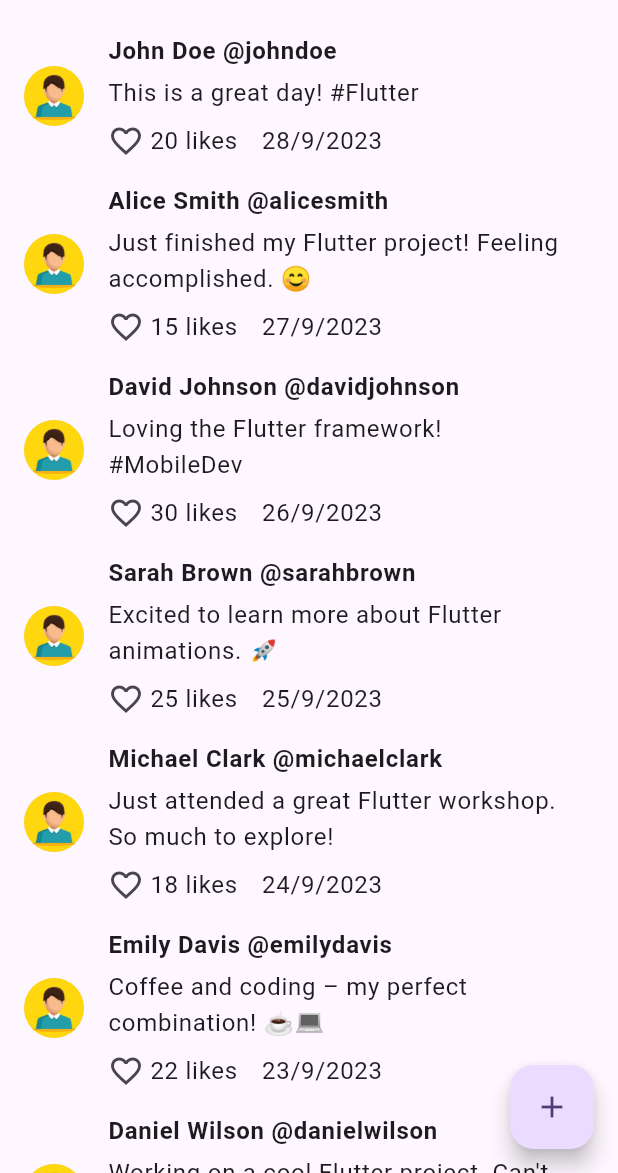
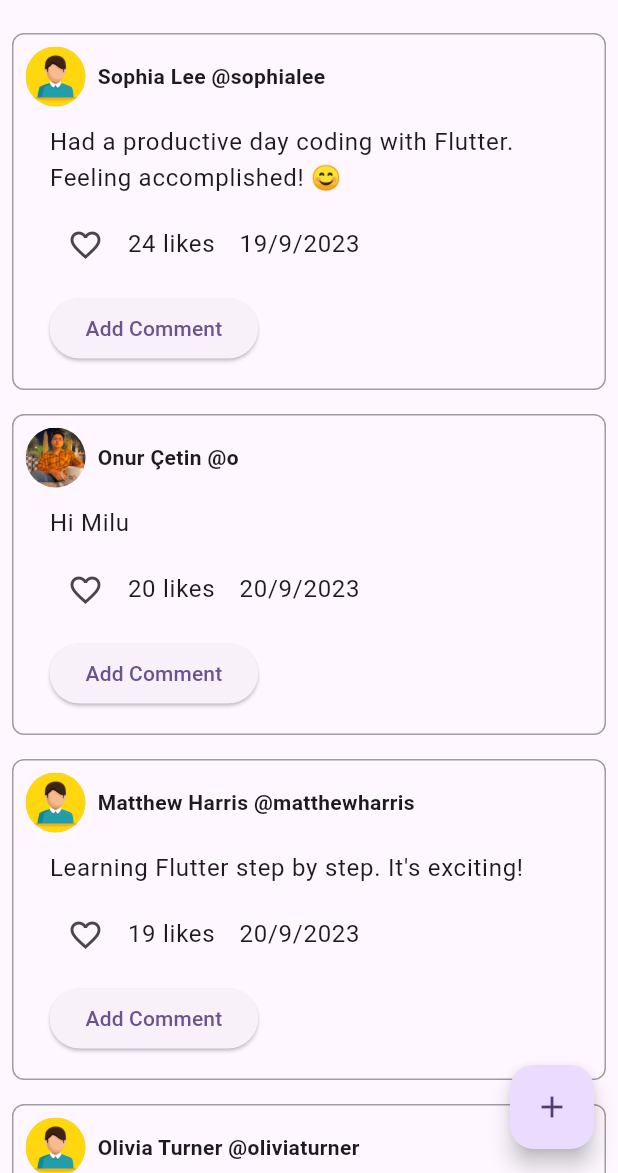
Before and after one commit to 10urcetin/FeedApp, a Flutter app: the FloodPage screen opened directly, on a phone screen of 412 x 824 dp, the part 63-1236 px from its top. Run offline on Flutter 3.47's test engine with Material 2 defaults, Android fonts, the phone set to English and light mode, and no system bars; our stand-ins replace cloud_firestore, firebase_auth, firebase_core, flutter_login; accounts and stored records are empty.

Commit message:
comment for tweet

```diff
--- a/lib/pages/flood_page.dart
+++ b/lib/pages/flood_page.dart
@@ -1,3 +1,4 @@
+import 'package:feedapp/pages/comment_dialog.dart';
 import 'package:feedapp/pages/create_page.dart';
 import 'package:flutter/material.dart';
 import 'package:cloud_firestore/cloud_firestore.dart';
@@ -8,8 +9,13 @@ class Tweet {
   final String username;
   final String handle;
   final String tweet;
-  final int likeCount;
+  int likeCount;
   final DateTime date;
+  bool isLiked; // Beğenilip beğenilmediği
+  List<Comment> comments; // Yorumlar
+
+
+
 
 
     Tweet({
@@ -19,8 +25,22 @@ class Tweet {
     required this.tweet,
     required this.likeCount,
     required this.date,
+    this.isLiked = false,
+    List<Comment>? comments, // Varsayılan değer kaldırıldı
+  }) : comments = comments ?? []; // comments null ise boş liste ile başlat
+}
+
+
+class Comment {
+  final String username;
+  final String text;
+
+  Comment({
+    required this.username,
+    required this.text,
   });
 }
+
 
 
 class FloodPage extends StatefulWidget {
@@ -31,7 +51,17 @@ class FloodPage extends StatefulWidget {
 class _FloodPage extends State<FloodPage> {
   final FirebaseFirestore _firestore = FirebaseFirestore.instance;
 
+
+
  List<Tweet> tweets = [
+   Tweet(
+    avatar: 'assets/images/pp.jpeg',
+    username: 'Onur Çetin',
+    handle: '@o',
+    tweet: 'Hi Milu',
+    likeCount: 20,
+    date: DateTime(2023, 9, 20),
+  ),
   Tweet(
     avatar: 'assets/images/60111.jpeg',
     username: 'John Doe',
@@ -160,10 +190,29 @@ Future<List<Tweet>> getTweets() async {
     return [];
   }
 }
+  // Beğeni işlemini gerçekleştirmek için işlev
+  void toggleLike(int index) {
+    setState(() {
+      if (tweets[index].isLiked) {
+        tweets[index].likeCount--;
+        tweets[index].isLiked = false;
+      } else {
+        tweets[index].likeCount++;
+        tweets[index].isLiked = true;
+      }
+    });
+  }
+  // Yorum eklemek için bir işlev ekleyin
+void addComment(int index, Comment comment) {
+  setState(() {
+    tweets[index].comments.addAll([comment]);
+  });
+}
+
 @override
 Widget build(BuildContext context) {
   // Tweetleri tarihe göre sırala
-  tweets.sort((a, b) => b.date.compareTo(a.date));
+  tweets.sort((a, b) => a.date.compareTo(b.date));
 
           return Scaffold(
   appBar: AppBar(
@@ -173,23 +222,49 @@ Widget build(BuildContext context) {
     scrollDirection: Axis.vertical,
     itemCount: tweets.length,
     itemBuilder: (context, index) {
-        return ListTile(
-          leading: CircleAvatar(
+      return Container(
+  decoration: BoxDecoration(
+    border: Border.all(
+      color: Colors.grey, // Sınırların rengi
+      width: 1.0,          // Sınırların kalınlığı
+    ),
+    borderRadius: BorderRadius.all(Radius.circular(8.0)), // Köşeleri yuvarlama
+  ),
+  margin: EdgeInsets.all(8.0), // Tweet aralarında boşluk bırak
+  padding: EdgeInsets.all(8.0), // Tweet içeriğine iç boşluk bırak
+  child: Column(
+    crossAxisAlignment: CrossAxisAlignment.start,
+    children: [
+      Row(
+        children: [
+          CircleAvatar(
             backgroundImage: AssetImage(tweets[index].avatar),
           ),
-          title: Column(
-            crossAxisAlignment: CrossAxisAlignment.start,
-            children: [
+          SizedBox(width: 8.0), // CircleAvatar ile username arasında boşluk ekler
           Text(
             '${tweets[index].username} ${tweets[index].handle}',
             style: TextStyle(fontWeight: FontWeight.bold),
           ),
+        ],
+      ),
+      ListTile(
+        title: Column(
+          crossAxisAlignment: CrossAxisAlignment.start,
+          children: [
             SizedBox(height: 4.0),
             Text(tweets[index].tweet),
             SizedBox(height: 8.0),
             Row(
               children: [
-                  Icon(Icons.favorite_border),
+                IconButton(
+                  icon: tweets[index].isLiked
+                      ? Icon(Icons.favorite, color: Colors.red)
+                      : Icon(Icons.favorite_border),
+                  onPressed: () {
+                    // Beğeni butonuna basıldığında beğeni işlemini gerçekleştir
+                    toggleLike(index);
+                  },
+                ),
                 SizedBox(width: 4.0),
                 Text('${tweets[index].likeCount} likes'),
                 SizedBox(width: 16.0),
@@ -197,6 +272,43 @@ Widget build(BuildContext context) {
                   '${tweets[index].date.day}/${tweets[index].date.month}/${tweets[index].date.year}',
                 ),
               ],
+            ),
+            SizedBox(height: 8.0),
+            // Yorumları göster
+            if (tweets[index].comments.isNotEmpty)
+              Column(
+                crossAxisAlignment: CrossAxisAlignment.start,
+                children: [
+                  Text(
+                    'Comments:',
+                    style: TextStyle(
+                      fontWeight: FontWeight.bold,
+                      color: Colors.grey,
+                    ),
+                  ),
+                  for (final comment in tweets[index].comments)
+                    Text(
+                      '${comment.username}: ${comment?.text}',
+                      style: TextStyle(color: Colors.grey),
+                    ),
+                ],
+              ),
+                  // Yorum eklemek için bir düğme ekleyin
+                  ElevatedButton(
+                    onPressed: () async {
+                      final Comment? newComment = await showDialog<Comment>(
+                        context: context,
+                        builder: (context) => CommentDialog(),
+                      );
+                      if (newComment != null) {
+                        // Yorum eklemek için işlevi çağırın
+                        addComment(index, newComment);
+                      }
+                    },
+                    child: Text('Add Comment'),
+                  ),
+                ],
+              ),
             ),
     ],
   ),
```
Also changed, not shown: lib/pages/comment_dialog.dart (added, +44 -0 lines), lib/pages/topic_page.dart (+25 -3 lines). Lines whose indentation alone changed are shown as unchanged.
